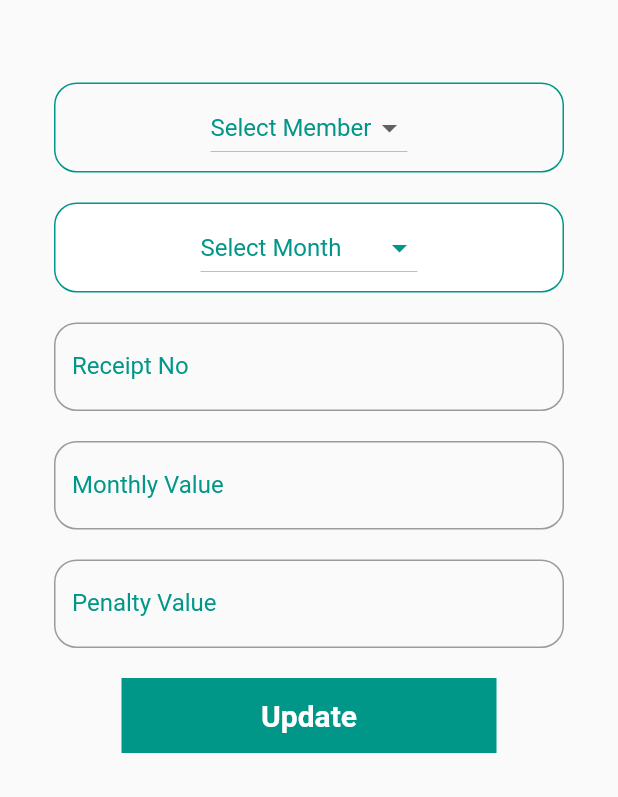
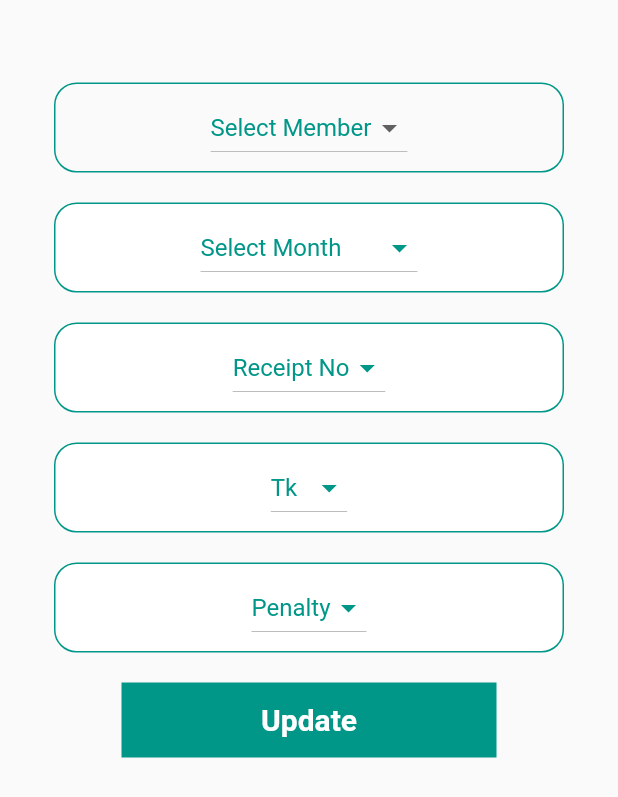
Before and after one commit to imranlaskar/usa_app, a Flutter app: the DataUpdate screen opened directly, after a tap on "Update", on a phone screen of 412 x 824 dp. Shown: the top 797 px of the screen. Run offline on Flutter 3.47's test engine with Material 2 defaults, Android fonts, the phone set to English and light mode, and no system bars; our stand-ins replace cloud_firestore, firebase_auth, firebase_core, flutter_slider_drawer, fluttertoast; missing offline and left inert: flutter_phone_direct_caller; accounts and stored records are empty; statements that could not run were skipped.

Commit message:
06-04-22

```diff
--- a/lib/screen/admin/data_update.dart
+++ b/lib/screen/admin/data_update.dart
@@ -98,38 +98,150 @@ class _DataUpdateState extends State<DataUpdate> {
               ),
               SizedBox(height: 20,),
               Padding(
-                padding: const EdgeInsets.only(left: 28.0,right: 28),
-                child: CoustomTextFormField(
-                    labelText: "Receipt No",
-                    hintText: "Enter Receipt No",
-                    obdcureValue: false,
-                    editingController: _receiptController
+                padding: const EdgeInsets.only(left: 36.0,right: 36),
+                child: Container(
+                  height: 60,
+                  width: MediaQuery.of(context).size.width,
+                  decoration: BoxDecoration(
+                      color: Colors.white,
+                      border: Border.all(
+                          color: AllColors.appColor
+                      ),
+                      borderRadius: BorderRadius.circular(15)
+                  ),
+                  child: Center(
+                    child: DropdownButton(
+                      iconDisabledColor: AllColors.appColor,
+                      iconEnabledColor: AllColors.appColor,
+                      hint: Text("Receipt No",
+                        style: TextStyle(color: AllColors.appColor),),
+                      items: receiptList.map(
+                              (val) => DropdownMenuItem(
+                              value: val,
+                              child: Text(val,
+                              )
+                          )
+                      ).toList(),
+                      onChanged: (newVal){
+                        setState(() {
+                          initValReceipt=newVal.toString();
+                        });
+                      },
+                      value: initValReceipt,
+                    ),
+                  ),
                 ),
               ),
               SizedBox(height: 20,),
               Padding(
-                padding: const EdgeInsets.only(left: 28.0,right: 28),
-                child: CoustomTextFormField(
-                    labelText: "Monthly Value",
-                    hintText: "Enter Monthly Value",
-                    obdcureValue: false,
-                    editingController: _monthlyValueController
+                padding: const EdgeInsets.only(left: 36.0,right: 36),
+                child: Container(
+                  height: 60,
+                  width: MediaQuery.of(context).size.width,
+                  decoration: BoxDecoration(
+                      color: Colors.white,
+                      border: Border.all(
+                          color: AllColors.appColor
+                      ),
+                      borderRadius: BorderRadius.circular(15)
+                  ),
+                  child: Center(
+                    child: DropdownButton(
+                      iconDisabledColor: AllColors.appColor,
+                      iconEnabledColor: AllColors.appColor,
+                      hint: Text("Tk",
+                        style: TextStyle(color: AllColors.appColor),),
+                      items: tkList.map(
+                              (val) => DropdownMenuItem(
+                              value: val,
+                              child: Text(val,
+                              )
+                          )
+                      ).toList(),
+                      onChanged: (newVal){
+                        setState(() {
+                          initValTk=newVal.toString();
+                        });
+                      },
+                      value: initValTk,
+                    ),
+                  ),
                 ),
               ),
               SizedBox(height: 20,),
               Padding(
-                padding: const EdgeInsets.only(left: 28.0,right: 28),
-                child: CoustomTextFormField(
-                    labelText: "Penalty Value",
-                    hintText: "Enter Penalty Value",
-                    obdcureValue: false,
-                    editingController: _penaltyController
+                padding: const EdgeInsets.only(left: 36.0,right: 36),
+                child: Container(
+                  height: 60,
+                  width: MediaQuery.of(context).size.width,
+                  decoration: BoxDecoration(
+                      color: Colors.white,
+                      border: Border.all(
+                          color: AllColors.appColor
+                      ),
+                      borderRadius: BorderRadius.circular(15)
+                  ),
+                  child: Center(
+                    child: DropdownButton(
+                      iconDisabledColor: AllColors.appColor,
+                      iconEnabledColor: AllColors.appColor,
+                      hint: Text("Penalty",
+                        style: TextStyle(color: AllColors.appColor),),
+                      items: panaltiList.map(
+                              (val) => DropdownMenuItem(
+                              value: val,
+                              child: Text(val,
+                              )
+                          )
+                      ).toList(),
+                      onChanged: (newVal){
+                        setState(() {
+                          initValPanalti=newVal.toString();
+                        });
+                      },
+                      value: initValPanalti,
+                    ),
+                  ),
                 ),
               ),
               SizedBox(height: 20,),
+              // Padding(
+              //   padding: const EdgeInsets.only(left: 28.0,right: 28),
+              //   child: CoustomTextFormField(
+              //       labelText: "Receipt No",
+              //       hintText: "Enter Receipt No",
+              //       obdcureValue: false,
+              //       editingController: _receiptController
+              //   ),
+              // ),
+              // SizedBox(height: 20,),
+              // Padding(
+              //   padding: const EdgeInsets.only(left: 28.0,right: 28),
+              //   child: CoustomTextFormField(
+              //       labelText: "Monthly Value",
+              //       hintText: "Enter Monthly Value",
+              //       obdcureValue: false,
+              //       editingController: _monthlyValueController
+              //   ),
+              // ),
+              // SizedBox(height: 20,),
+              // Padding(
+              //   padding: const EdgeInsets.only(left: 28.0,right: 28),
+              //   child: CoustomTextFormField(
+              //       labelText: "Penalty Value",
+              //       hintText: "Enter Penalty Value",
+              //       obdcureValue: false,
+              //       editingController: _penaltyController
+              //   ),
+              // ),
+              // SizedBox(height: 20,),
               InkWell(
                   onTap: (){
                     UpdateAccountDetails();
+                    initValMember=null;
+                    initValTk = null;
+                    initValPanalti = null;
+                    initValReceipt = null;
                   },
                   child: CoustomButton(
                       buttonHight: 50,
@@ -153,9 +265,9 @@ void UpdateAccountDetails() async {
   AccountDetailsModel accountDetailsModel=AccountDetailsModel();
   accountDetailsModel.name=initValMember;
   accountDetailsModel.month=initValMonth;
-  accountDetailsModel.receiptNo=_receiptController.text;
-  accountDetailsModel.penalty=_penaltyController.text;
-  accountDetailsModel.tk=_monthlyValueController.text;
+  accountDetailsModel.receiptNo=initValReceipt;
+  accountDetailsModel.penalty=initValPanalti;
+  accountDetailsModel.tk=initValTk;
 
   await firebaseFirestore.collection(initValMember!)
   .doc(initValMonth)
@@ -163,12 +275,13 @@ void UpdateAccountDetails() async {
    Fluttertoast.showToast(msg: "Data Saved!!");
 }
 
-TextEditingController _monthlyValueController = TextEditingController();
-TextEditingController _penaltyController = TextEditingController();
-TextEditingController _receiptController = TextEditingController();
+
 GlobalKey<FormState> _formKeyDataUpdet= GlobalKey<FormState>();
 String? initValMember;
 String? initValMonth;
+String? initValReceipt;
+String? initValTk;
+String? initValPanalti;
 List<String> memberList = [
   "Jahid",
   "Emon",
@@ -186,3 +299,14 @@ List<String> monthList = [
   "April",
   "Eid-ul-Fitor",
 ];
+List<String> receiptList = [
+  "301","302","303","304","305","306","307","308","309","310",
+  "311","312","313","314","315","316","317","318","319","320",
+  "321","322","323","324","325","326","327","328","329","330"
+];
+List<String> panaltiList = [
+  "0","20","25","30","35","40","45","50","55","60","65","70","100"
+];
+List<String> tkList = [
+  "100","150","200","250","300","350"
+];
--- a/lib/screen/notice/notice.dart
+++ b/lib/screen/notice/notice.dart
@@ -1,7 +1,6 @@
 import 'package:cloud_firestore/cloud_firestore.dart';
 import 'package:flutter/cupertino.dart';
 import 'package:flutter/material.dart';
-import 'package:flutter_slider_drawer/flutter_slider_drawer.dart';
 import 'package:usa_app/model/notice_model.dart';
 import 'package:usa_app/utill/all_color.dart';
 
@@ -21,11 +20,11 @@ class _NoticeViewPageState extends State<NoticeViewPage> {
     docs.map((doc) => doc.data()).toList();
     for(int i=0; i<allData.length;i++)
       postList.add(AdminPostModel.fromMap(allData[i]));
-  }
+   }
   @override
   void initState() {
-    super.initState();
-    getData();
+  super.initState();
+  getData();
   }
 
   @override
@@ -38,7 +37,9 @@ class _NoticeViewPageState extends State<NoticeViewPage> {
         width: MediaQuery.of(context).size.width,
         height: MediaQuery.of(context).size.height,
         child: SingleChildScrollView(
-          child: Column(
+          child: postList.isEmpty? Center(
+              child: const CircularProgressIndicator()):
+          Column(
             children: [
               for(int j=postList.length-1; j>=0;j--)
               Padding(
@@ -94,3 +95,13 @@ class _NoticeViewPageState extends State<NoticeViewPage> {
 }
 List<AdminPostModel> postList=[];
 AdminPostModel adminPostModel= AdminPostModel();
+
+final _fireStore = FirebaseFirestore.instance;
+Future<void> getData() async {
+  QuerySnapshot querySnapshot = await
+  _fireStore.collection('adminText').get();
+  final allData = querySnapshot.
+  docs.map((doc) => doc.data()).toList();
+  for(int i=0; i<allData.length;i++)
+    postList.add(AdminPostModel.fromMap(allData[i]));
+}
```
